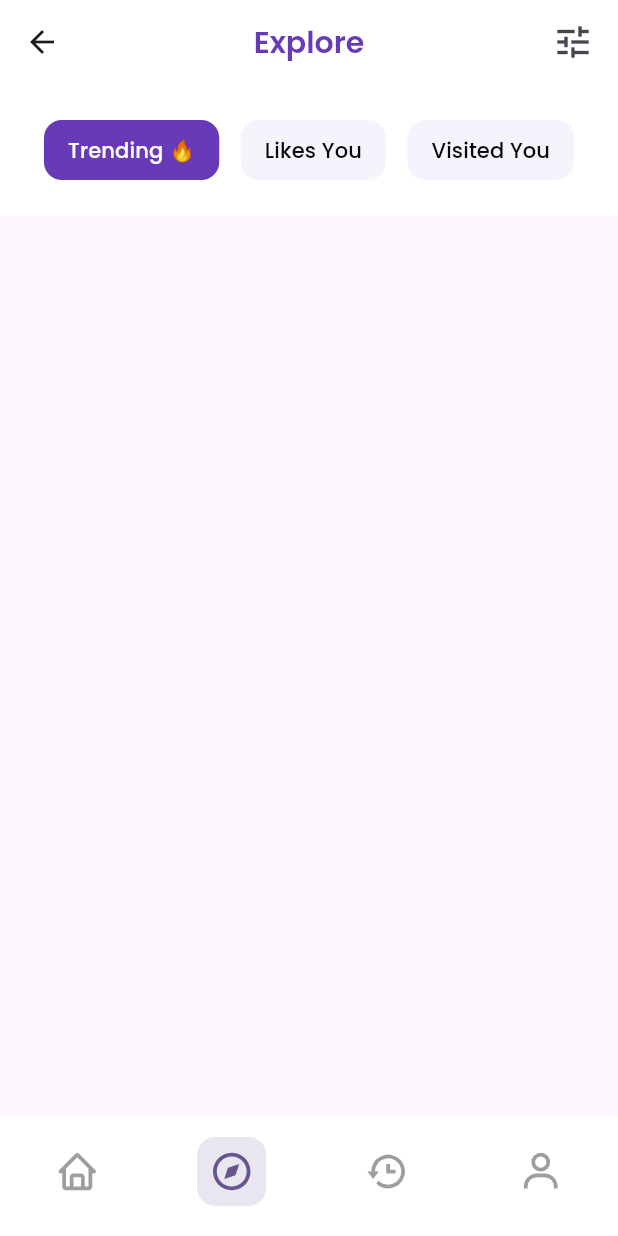
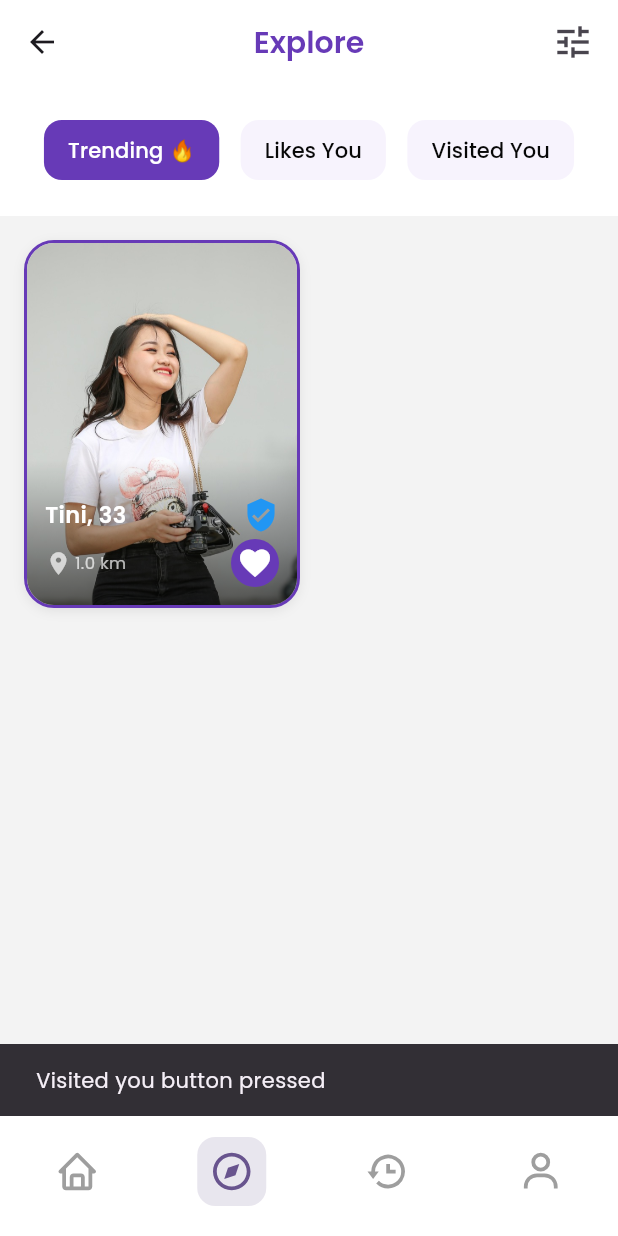
Before and after one commit to Shdhz/Taaruf-app, a Flutter app: the Beranda screen opened by its route, item 2 of the bottom bar chosen, after a tap on "Visited You", on a phone screen of 412 x 824 dp. Run offline on Flutter 3.47's test engine with Material 3 defaults, Android fonts, the phone set to English and light mode, and no system bars; our stand-ins replace get, google_fonts, icons_plus.

Commit message:
add: profile page and refactor some code

```diff
--- a/lib/pages/beranda.dart
+++ b/lib/pages/beranda.dart
@@ -1,5 +1,5 @@
 import 'package:flutter/material.dart';
-import 'package:icons_plus/icons_plus.dart';
+// import 'package:icons_plus/icons_plus.dart';
 
 import '../theme/app_text_style.dart';
 import '../widget/bottomnav/bottom_nav.dart';
@@ -61,21 +61,17 @@ class _BerandaState extends State<Beranda> {
                 ),
                 child: Row(
                   children: [
-                    Container(
+                    buildClickableOvalImage(
+                      imagePath: 'images/download.jpg',
+                      onTap: () {
+                        ScaffoldMessenger.of(context).showSnackBar(
+                          const SnackBar(
+                            content: Text('Gambar berhasil kamu klik'),
+                          ),
+                        );
+                      },
+                      size: 80,
                       margin: const EdgeInsets.all(10),
-                      width: 70,
-                      height: 70,
-                      decoration: BoxDecoration(
-                        shape: BoxShape.circle,
-                        border: Border.all(
-                          color: Colors.grey.shade300,
-                          width: 1,
-                        ),
-                        image: const DecorationImage(
-                          image: AssetImage('images/download.jpg'),
-                          fit: BoxFit.cover,
-                        ),
-                      ),
                     ),
                     const SizedBox(width: 12),
                     Expanded(
@@ -157,12 +153,18 @@ class _BerandaState extends State<Beranda> {
                   crossAxisSpacing: 15,
                   mainAxisSpacing: 20,
                   children: [
-                    _buildMenuItem(Icons.settings, 'Pengaturan'),
-                    _buildMenuItem(Icons.help, 'Bantuan'),
-                    _buildMenuItem(Icons.report, 'Laporkan'),
-                    _buildMenuItem(Icons.person, 'Profil'),
-                    _buildMenuItem(Icons.logout, 'Keluar'),
-                    _buildMenuItem(Icons.auto_stories, 'Cara kerja'),
+                    _buildMenuItem(Icons.settings, 'Pengaturan', () {
+                      ScaffoldMessenger.of(context).showSnackBar(
+                        SnackBar(
+                          content: Text("Pengaturan berhasil kamu klik"),
+                        ),
+                      );
+                    }),
+                    _buildMenuItem(Icons.help, 'Bantuan', () {}),
+                    _buildMenuItem(Icons.report, 'Laporkan', () {}),
+                    _buildMenuItem(Icons.person, 'Profil', () {}),
+                    _buildMenuItem(Icons.logout, 'Keluar', () {}),
+                    _buildMenuItem(Icons.auto_stories, 'Cara kerja', () {}),
                   ],
                 ),
               ),
@@ -175,8 +177,11 @@ class _BerandaState extends State<Beranda> {
   }
 }
 
-Widget _buildMenuItem(IconData icon, String label) {
-  return SizedBox(
+// Menu item
+Widget _buildMenuItem(IconData icon, String label, VoidCallback onTap) {
+  return GestureDetector(
+    onTap: onTap,
+    child: SizedBox(
       child: Column(
         children: [
           CircleAvatar(
@@ -196,5 +201,46 @@ Widget _buildMenuItem(IconData icon, String label) {
           ),
         ],
       ),
+    ),
   );
 }
+
+// Profil
+Widget buildClickableOvalImage({
+  required String imagePath,
+  required VoidCallback onTap,
+  double size = 70.0,
+  EdgeInsetsGeometry margin = const EdgeInsets.all(10.0),
+  Color borderColor = Colors.grey,
+  double borderWidth = 1.0,
+}) {
+  final resolvedBorderColor = Colors.grey.shade300;
+
+  return Container(
+    margin: margin, // Margin di luar area yang bisa diklik dan oval
+    width: size, // Lebar total untuk area oval
+    height: size, // Tinggi total untuk area oval
+    child: ClipOval(
+      child: Material(
+        color: Colors.transparent,
+        child: InkWell(
+          onTap: onTap,
+          child: Container(
+            width: size,
+            height: size,
+            decoration: BoxDecoration(
+              border: Border.all(
+                color: resolvedBorderColor,
+                width: borderWidth,
+              ),
+              image: DecorationImage(
+                image: AssetImage(imagePath),
+                fit: BoxFit.cover,
+              ),
+            ),
+          ),
+        ),
+      ),
+    ),
+  );
+}
--- a/lib/pages/carousel_home.dart
+++ b/lib/pages/carousel_home.dart
@@ -16,8 +16,8 @@ class _CarouselHomeState extends State<CarouselHome> {
 
   final List<String> images = [
     'images/jodoh_halal2.png',
-    'images/gambar.jpg',
-    'images/logo.png',
+    'images/Kenali_lebih_dekat.png',
+    'images/mulai_perjalanan_cinta.png',
   ];
 
   final List<String> titleList = [
--- a/lib/pages/find_couple.dart
+++ b/lib/pages/find_couple.dart
@@ -1,5 +1,6 @@
 import 'package:flutter/material.dart';
 import 'package:google_fonts/google_fonts.dart';
+import 'package:taaruf_app/widget/card/card_calon_taaruf.dart';
 
 import '../widget/bottomnav/bottom_nav.dart';
 
@@ -27,22 +28,24 @@ class _FindCoupleState extends State<FindCouple> {
           ),
         ],
       ),
-      body: SingleChildScrollView(
-        child: Container(
-          child: Column(
+      body: Column(
         children: [
           // container filter calon
           Container(
-                padding: const EdgeInsets.symmetric(
-                  vertical: 20,
-                  horizontal: 15,
-                ),
+            padding: const EdgeInsets.symmetric(vertical: 20, horizontal: 15),
             decoration: BoxDecoration(color: Colors.white),
             child: Row(
               mainAxisAlignment: MainAxisAlignment.spaceEvenly,
               children: [
                 TextButton(
-                      onPressed: () {},
+                  onPressed: () {
+                    ScaffoldMessenger.of(context).showSnackBar(
+                      const SnackBar(
+                        content: Text('Trending button pressed'),
+                        duration: Duration(seconds: 1),
+                      ),
+                    );
+                  },
                   style: TextButton.styleFrom(
                     backgroundColor: Colors.deepPurple,
                     padding: const EdgeInsets.symmetric(
@@ -86,7 +89,14 @@ class _FindCoupleState extends State<FindCouple> {
                 ),
 
                 TextButton(
-                      onPressed: () {},
+                  onPressed: () {
+                    ScaffoldMessenger.of(context).showSnackBar(
+                      const SnackBar(
+                        content: Text('Visited you button pressed'),
+                        duration: Duration(seconds: 1),
+                      ),
+                    );
+                  },
                   style: TextButton.styleFrom(
                     backgroundColor: const Color.fromARGB(255, 247, 243, 253),
                     padding: const EdgeInsets.symmetric(
@@ -111,9 +121,8 @@ class _FindCoupleState extends State<FindCouple> {
           ),
 
           // Widget Calon taaruf
+          Expanded(child: const CalonTaarufWidget()),
         ],
-          ),
-        ),
       ),
       bottomNavigationBar: CustomBottomNav(),
     );
--- a/lib/routes/app_pages.dart
+++ b/lib/routes/app_pages.dart
@@ -2,6 +2,7 @@ import 'package:get/get.dart';
 import 'package:taaruf_app/auth/login.dart';
 import 'package:taaruf_app/pages/beranda.dart';
 import 'package:taaruf_app/pages/carousel_home.dart';
+import '../pages/profile.dart';
 import '../auth/register.dart';
 import '../pages/find_couple.dart';
 import 'app_routes.dart';
@@ -32,5 +33,9 @@ class AppPages {
       name: AppRoutes.explore,
       page: () => const FindCouple(),
     ),
+    GetPage(
+      name: AppRoutes.profile,
+      page: () => const Profile(),
+    ),
   ];
 }
--- a/lib/theme/app_theme.dart
+++ b/lib/theme/app_theme.dart
@@ -2,49 +2,55 @@ import 'package:flutter/material.dart';
 import 'package:google_fonts/google_fonts.dart';
 
 class AppTheme {
-  // Light theme
-  static ThemeData lightTheme = ThemeData(
+  static const _appBarFontSize = 20.0;
+  static const _appBarFontWeight = FontWeight.w600;
+  static const _lightBackground = Color.fromARGB(255, 243, 243, 243);
+  static const _lightAppBarColor = Color.fromARGB(255, 8, 8, 8);
+
+  static TextTheme _textTheme(Brightness brightness) =>
+      GoogleFonts.poppinsTextTheme(
+        brightness == Brightness.light
+            ? ThemeData.light().textTheme
+            : ThemeData.dark().textTheme,
+      );
+
+  static AppBarTheme _appBarTheme(Color color) => AppBarTheme(
+        titleTextStyle: GoogleFonts.poppins(
+          fontSize: _appBarFontSize,
+          fontWeight: _appBarFontWeight,
+          color: color,
+        ),
+      );
+
+  static ElevatedButtonThemeData _elevatedButtonTheme() =>
+      ElevatedButtonThemeData(
+        style: ElevatedButton.styleFrom(
+          textStyle: GoogleFonts.poppins(fontWeight: FontWeight.w600),
+        ),
+      );
+
+  // Light Theme
+  static final ThemeData lightTheme = ThemeData(
     useMaterial3: true,
+    scaffoldBackgroundColor: _lightBackground,
     colorScheme: ColorScheme.fromSeed(
       seedColor: Colors.deepPurple,
       brightness: Brightness.light,
     ),
-    // Set poppins font for entire App
-    textTheme: GoogleFonts.poppinsTextTheme(ThemeData.light().textTheme),
-    appBarTheme: AppBarTheme(
-      titleTextStyle: GoogleFonts.poppins(
-        fontSize: 20,
-        fontWeight: FontWeight.w600,
-        color: const Color.fromARGB(255, 8, 8, 8),
-      ),
-    ),
-    elevatedButtonTheme: ElevatedButtonThemeData(
-      style: ElevatedButton.styleFrom(
-        textStyle: GoogleFonts.poppins(fontWeight: FontWeight.w600),
-      ),
-    ),
+    textTheme: _textTheme(Brightness.light),
+    appBarTheme: _appBarTheme(_lightAppBarColor),
+    elevatedButtonTheme: _elevatedButtonTheme(),
   );
 
   // Dark Theme
-  static ThemeData darkTheme = ThemeData(
+  static final ThemeData darkTheme = ThemeData(
     useMaterial3: true,
     colorScheme: ColorScheme.fromSeed(
       seedColor: Colors.deepPurple,
       brightness: Brightness.dark,
     ),
-    // Set Poppins as the default font for the entire app in dark mode too
-    textTheme: GoogleFonts.poppinsTextTheme(ThemeData.dark().textTheme),
-    appBarTheme: AppBarTheme(
-      titleTextStyle: GoogleFonts.poppins(
-        fontSize: 20,
-        fontWeight: FontWeight.w600,
-        color: Colors.white,
-      ),
-    ),
-    elevatedButtonTheme: ElevatedButtonThemeData(
-      style: ElevatedButton.styleFrom(
-        textStyle: GoogleFonts.poppins(fontWeight: FontWeight.w600),
-      ),
-    ),
+    textTheme: _textTheme(Brightness.dark),
+    appBarTheme: _appBarTheme(Colors.white),
+    elevatedButtonTheme: _elevatedButtonTheme(),
   );
 }
--- a/lib/widget/bottomnav/bottom_nav.dart
+++ b/lib/widget/bottomnav/bottom_nav.dart
@@ -17,6 +17,12 @@ class BottomNavController extends GetxController {
         break;
       case 1:
         Get.offNamed(AppRoutes.explore);
+        break;
+      case 2:
+        Get.offNamed(AppRoutes.profile);
+        break;
+      case 3:
+        Get.offNamed(AppRoutes.profile);
         break;
     }
   }
--- /dev/null
+++ b/lib/widget/card/card_calon_taaruf.dart
@@ -0,0 +1,247 @@
+import 'package:flutter/material.dart';
+import 'package:flutter/services.dart';
+import 'package:google_fonts/google_fonts.dart';
+
+class CardCalonTaaruf {
+  final String name;
+  final int age;
+  final String imageUrl;
+  final double distance;
+  final bool isVerified;
+
+  const CardCalonTaaruf({
+    required this.name,
+    required this.age,
+    required this.imageUrl,
+    required this.distance,
+    this.isVerified = false,
+  });
+}
+
+class CalonTaarufWidget extends StatelessWidget {
+  // Data dummy
+  static const List<CardCalonTaaruf> _dummyUsers = [
+    CardCalonTaaruf(
+      name: "Tini",
+      age: 33,
+      imageUrl: "images/cewek_cakep.jpg",
+      distance: 1,
+      isVerified: true,
+    ),
+  ];
+
+  const CalonTaarufWidget({super.key});
+
+  @override
+  Widget build(BuildContext context) {
+    return SafeArea(
+      child: Padding(
+        padding: const EdgeInsets.all(16.0),
+        child: GridView.builder(
+          // Tambahkan physics untuk performa yang lebih baik
+          cacheExtent: 1000,
+          physics: const BouncingScrollPhysics(),
+          gridDelegate: const SliverGridDelegateWithFixedCrossAxisCount(
+            crossAxisCount: 2,
+            crossAxisSpacing: 12,
+            mainAxisSpacing: 12,
+            childAspectRatio: 0.75,
+          ),
+          // Tambahkan itemCount yang jelas
+          itemCount: _dummyUsers.length,
+          addAutomaticKeepAlives: false,
+          addRepaintBoundaries: false,
+          itemBuilder: (context, index) {
+            return RepaintBoundary(
+              child: _UserCard(
+                user: _dummyUsers[index],
+                key: ValueKey(_dummyUsers[index].name),
+              ),
+            );
+          },
+        ),
+      ),
+    );
+  }
+}
+
+class _UserCard extends StatelessWidget {
+  final CardCalonTaaruf user;
+
+  const _UserCard({super.key, required this.user});
+
+  @override
+  Widget build(BuildContext context) {
+    return GestureDetector(
+      onTap: () {
+        HapticFeedback.lightImpact();
+        ScaffoldMessenger.of(context).showSnackBar(
+          SnackBar(
+            content: Text('Clicked on ${user.name}'),
+            duration: const Duration(seconds: 1),
+          ),
+        );
+      },
+      child: Hero(
+        tag:
+            'user_${user.name}', // Untuk animasi smooth jika navigasi ke detail
+        child: Container(
+          decoration: BoxDecoration(
+            borderRadius: BorderRadius.circular(20),
+            border: Border.all(
+              color: Colors.deepPurple,
+              width: 2,
+            ), // Kurangi border width
+            boxShadow: [
+              BoxShadow(
+                color: Colors.black.withOpacity(0.08), // Kurangi opacity shadow
+                blurRadius: 6, // Kurangi blur radius
+                offset: const Offset(0, 2), // Kurangi offset
+              ),
+            ],
+          ),
+          child: ClipRRect(
+            borderRadius: BorderRadius.circular(18),
+            child: Stack(
+              fit: StackFit.expand, // Tambahkan untuk optimasi
+              children: [
+                // Optimized image loading
+                _buildImageWidget(),
+                // Content
+                _buildGradientOverlay(),
+                _buildContentOverlay(context),
+              ],
+            ),
+          ),
+        ),
+      ),
+    );
+  }
+
+  Widget _buildImageWidget() {
+    return Image.asset(
+      user.imageUrl,
+      fit: BoxFit.cover,
+      gaplessPlayback: true, // Smooth transition
+      // Error builder yang lebih baik
+      errorBuilder: (context, error, stackTrace) {
+        return Container(
+          color: Colors.grey[200],
+          child: Column(
+            mainAxisAlignment: MainAxisAlignment.center,
+            children: [
+              Icon(Icons.person, size: 60, color: Colors.grey[400]),
+              const SizedBox(height: 8),
+              Text(
+                'Image not found',
+                style: TextStyle(color: Colors.grey[600], fontSize: 12),
+              ),
+            ],
+          ),
+        );
+      },
+    );
+  }
+
+  Widget _buildGradientOverlay() {
+    return Container(
+      decoration: BoxDecoration(
+        gradient: LinearGradient(
+          begin: Alignment.topCenter,
+          end: Alignment.bottomCenter,
+          colors: [
+            Colors.transparent,
+            Colors.black.withOpacity(0.6), // Kurangi opacity
+          ],
+          stops: const [0.6, 1.0], // Tambahkan stops untuk optimasi
+        ),
+      ),
+    );
+  }
+
+  Widget _buildContentOverlay(BuildContext context) {
+    return Positioned(
+      bottom: 0,
+      left: 0,
+      right: 0,
+      child: Container(
+        padding: const EdgeInsets.all(12.0),
+        child: Column(
+          crossAxisAlignment: CrossAxisAlignment.start,
+          mainAxisSize: MainAxisSize.min,
+          children: [
+            // Name and age with verification
+            Row(
+              children: [
+                Expanded(
+                  child: Text(
+                    '${user.name}, ${user.age}',
+                    style: GoogleFonts.poppins(
+                      color: Colors.white,
+                      fontSize: 15, // Sedikit kurangi font size
+                      fontWeight: FontWeight.w600,
+                    ),
+                    overflow: TextOverflow.ellipsis,
+                    maxLines: 1,
+                  ),
+                ),
+                if (user.isVerified) ...[
+                  const SizedBox(width: 3),
+                  const Icon(Icons.verified_user, color: Colors.blue, size: 24),
+                ],
+              ],
+            ),
+            const SizedBox(height: 4),
+            // Distance and action button
+            Row(
+              mainAxisAlignment: MainAxisAlignment.spaceBetween,
+              children: [
+                Row(
+                  mainAxisSize: MainAxisSize.min,
+                  children: [
+                    const Icon(
+                      Icons.location_on,
+                      color: Colors.white70,
+                      size: 18,
+                    ),
+                    const SizedBox(width: 2),
+                    Text(
+                      '${user.distance.toStringAsFixed(1)} km',
+                      style: const TextStyle(
+                        color: Colors.white70,
+                        fontSize: 11,
+                      ),
+                    ),
+                  ],
+                ),
+                InkWell(
+                  onTap: () {
+                    ScaffoldMessenger.of(context).showSnackBar(
+                      const SnackBar(
+                        content: Text('Love icon clicked!'),
+                        duration: Duration(seconds: 1),
+                      ),
+                    );
+                  },
+                  borderRadius: BorderRadius.circular(100),
+                  child: Container(
+                    padding: const EdgeInsets.all(4),
+                    decoration: const BoxDecoration(
+                      color: Colors.deepPurple,
+                      shape: BoxShape.circle,
+                    ),
+                    child: const Icon(
+                      Icons.favorite,
+                      color: Colors.white,
+                      size: 24,
+                    ),
+                  ),
+                ),
+              ],
+            ),
+          ],
+        ),
+      ),
+    );
+  }
+}
```
Also changed, not shown: lib/pages/profile.dart (added, +238 -0 lines), images/Kenali_lebih_dekat.png (added), images/cewek_cakep.jpg (added), images/mulai_perjalanan_cinta.png (added). Lines whose indentation alone changed are shown as unchanged.
